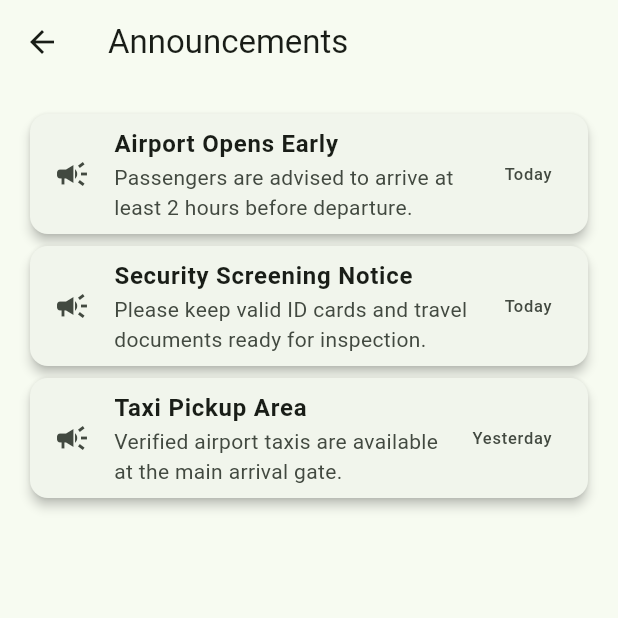
After one commit to YUSUFUMARWALI/zia_connect, a Flutter app: the AnnouncementsScreen screen opened directly, on a phone screen of 412 x 824 dp, the top half of it. The commit adds this screen. Run offline on Flutter 3.47's test engine with Material 3 defaults, Android fonts, the phone set to English and light mode, and no system bars.

Commit message:
Added announcements module

```diff
--- /dev/null
+++ b/lib/features/announcements/screens/announcements_screen.dart
@@ -0,0 +1,51 @@
+import 'package:flutter/material.dart';
+
+class AnnouncementsScreen extends StatelessWidget {
+  const AnnouncementsScreen({super.key});
+
+  final List<Map<String, String>> announcements = const [
+    {
+      'title': 'Airport Opens Early',
+      'message': 'Passengers are advised to arrive at least 2 hours before departure.',
+      'date': 'Today',
+    },
+    {
+      'title': 'Security Screening Notice',
+      'message': 'Please keep valid ID cards and travel documents ready for inspection.',
+      'date': 'Today',
+    },
+    {
+      'title': 'Taxi Pickup Area',
+      'message': 'Verified airport taxis are available at the main arrival gate.',
+      'date': 'Yesterday',
+    },
+  ];
+
+  Widget announcementCard(Map<String, String> announcement) {
+    return Card(
+      elevation: 3,
+      child: ListTile(
+        leading: const Icon(Icons.campaign),
+        title: Text(
+          announcement['title']!,
+          style: const TextStyle(fontWeight: FontWeight.bold),
+        ),
+        subtitle: Text(announcement['message']!),
+        trailing: Text(announcement['date']!),
+      ),
+    );
+  }
+
+  @override
+  Widget build(BuildContext context) {
+    return Scaffold(
+      appBar: AppBar(
+        title: const Text('Announcements'),
+      ),
+      body: ListView(
+        padding: const EdgeInsets.all(16),
+        children: announcements.map(announcementCard).toList(),
+      ),
+    );
+  }
+}
--- a/lib/features/home/screens/home_screen.dart
+++ b/lib/features/home/screens/home_screen.dart
@@ -3,6 +3,7 @@ import '../../flights/screens/flights_screen.dart';
 import '../../taxi/screens/taxi_screen.dart';
 import '../../hotels/screens/hotels_screen.dart';
 import '../../prayer/screens/prayer_screen.dart';
+import '../../announcements/screens/announcements_screen.dart';
 
 class HomeScreen extends StatelessWidget {
   const HomeScreen({super.key});
@@ -79,6 +80,7 @@ class HomeScreen extends StatelessWidget {
             icon: Icons.campaign,
             title: 'Announcements',
             subtitle: 'Airport updates and alerts',
+            onTap: () => Navigator.push(context, MaterialPageRoute(builder: (_) => const AnnouncementsScreen())),
           ),
         ],
       ),
```
